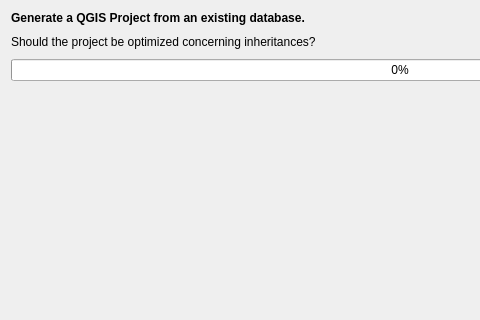
Qt form QgisModelBaker/ui/workflow_wizard/project_creation.ui (opengisch/QgisModelBaker) before a commit; both pictures show x 0 to 480 and y 0 to 320 of the 800 by 600 pixel window.
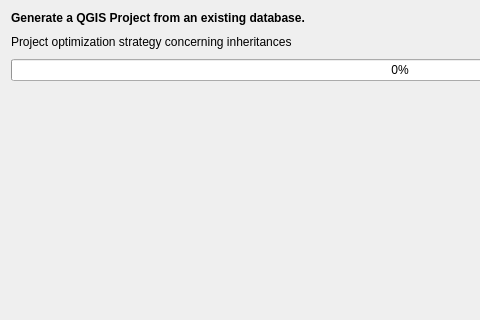
The same form after that commit.

The edit to the form file:
```diff
--- a/QgisModelBaker/ui/workflow_wizard/project_creation.ui
+++ b/QgisModelBaker/ui/workflow_wizard/project_creation.ui
@@ -67,7 +67,7 @@
       <string>&lt;html&gt;&lt;head/&gt;&lt;body&gt;&lt;p&gt;If you don't get it - nevermind and keep the default. If it's not like expected - try again with 'No optimization'...&lt;/p&gt;&lt;/body&gt;&lt;/html&gt;</string>
      </property>
      <property name="text">
-      <string>Should the project be optimized concerning inheritances?</string>
+      <string>Project optimization strategy concerning inheritances</string>
      </property>
     </widget>
    </item>
```
